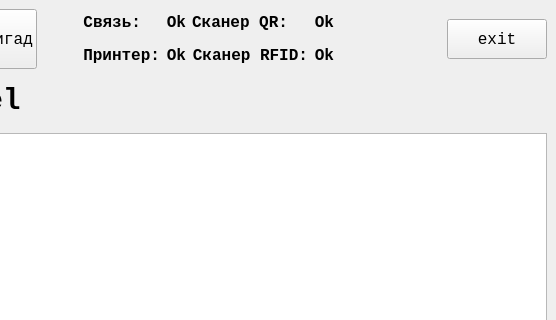
This is views/ui/main_ui.ui in Hudrolax/leskraft_terminal as Qt 5 draws it before an edit; both pictures show x 671 to 1227 and y 0 to 320 of the 1227 by 846 pixel window. The edited form follows.
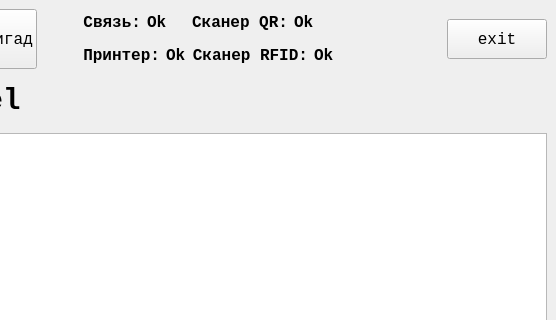
This is the edited form.

The edit to the form file:
```diff
--- a/views/ui/main_ui.ui
+++ b/views/ui/main_ui.ui
@@ -281,7 +281,7 @@
              <string>Ok</string>
             </property>
             <property name="alignment">
-             <set>Qt::AlignRight|Qt::AlignTrailing|Qt::AlignVCenter</set>
+             <set>Qt::AlignLeading|Qt::AlignLeft|Qt::AlignVCenter</set>
             </property>
            </widget>
           </item>
@@ -317,7 +317,7 @@
              <string>Ok</string>
             </property>
             <property name="alignment">
-             <set>Qt::AlignRight|Qt::AlignTrailing|Qt::AlignVCenter</set>
+             <set>Qt::AlignLeading|Qt::AlignLeft|Qt::AlignVCenter</set>
             </property>
            </widget>
           </item>
@@ -353,7 +353,7 @@
              <string>Ok</string>
             </property>
             <property name="alignment">
-             <set>Qt::AlignRight|Qt::AlignTrailing|Qt::AlignVCenter</set>
+             <set>Qt::AlignLeading|Qt::AlignLeft|Qt::AlignVCenter</set>
             </property>
            </widget>
           </item>
@@ -389,7 +389,7 @@
              <string>Ok</string>
             </property>
             <property name="alignment">
-             <set>Qt::AlignRight|Qt::AlignTrailing|Qt::AlignVCenter</set>
+             <set>Qt::AlignLeading|Qt::AlignLeft|Qt::AlignVCenter</set>
             </property>
            </widget>
           </item>
```
